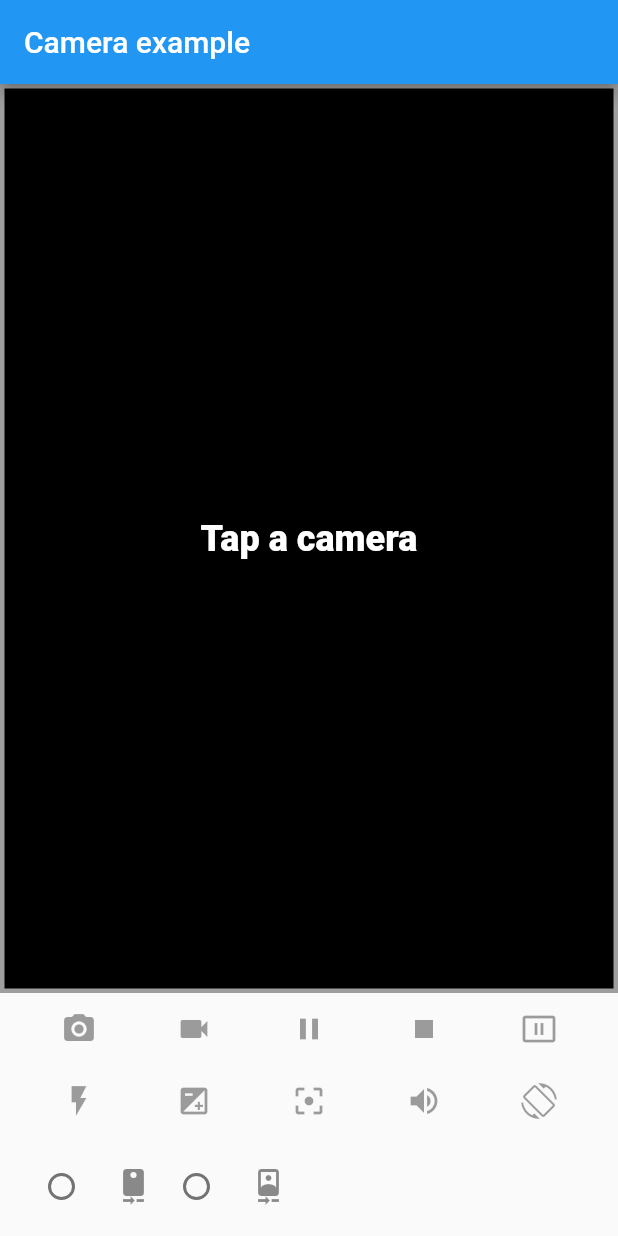
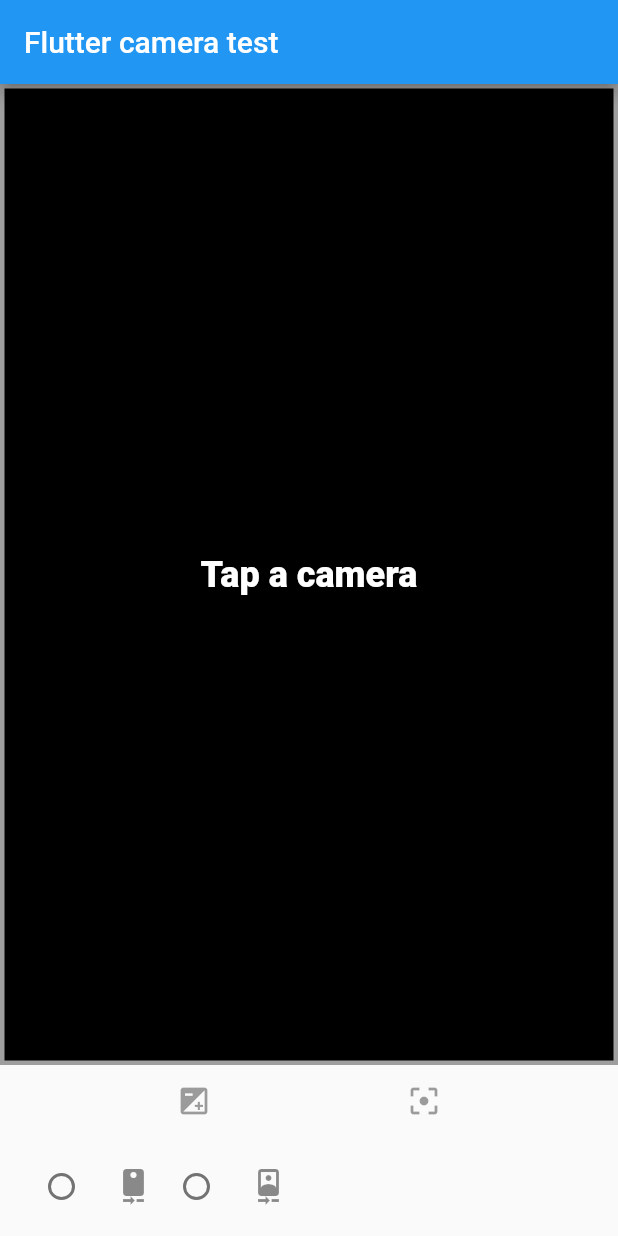
Before and after one commit to AnthonyGosselin/FlutterTest, a Flutter app: the screen it shows after launch, on a phone screen of 412 x 824 dp. Run offline on Flutter 3.47's test engine with Material 2 defaults, Android fonts, the phone set to English and light mode, and no system bars; our stand-ins replace camera, video_player.

Commit message:
Removed other buttons

```diff
--- a/lib/main.dart
+++ b/lib/main.dart
@@ -52,8 +52,8 @@ class _CameraExampleHomeState extends State<CameraExampleHome>
   double _minAvailableExposureOffset = 0.0;
   double _maxAvailableExposureOffset = 0.0;
   double _currentExposureOffset = 0.0;
-  late AnimationController _flashModeControlRowAnimationController;
-  late Animation<double> _flashModeControlRowAnimation;
+  // late AnimationController _flashModeControlRowAnimationController;
+  // late Animation<double> _flashModeControlRowAnimation;
   late AnimationController _exposureModeControlRowAnimationController;
   late Animation<double> _exposureModeControlRowAnimation;
   late AnimationController _focusModeControlRowAnimationController;
@@ -71,14 +71,14 @@ class _CameraExampleHomeState extends State<CameraExampleHome>
     super.initState();
     _ambiguate(WidgetsBinding.instance)?.addObserver(this);
 
-    _flashModeControlRowAnimationController = AnimationController(
-      duration: const Duration(milliseconds: 300),
-      vsync: this,
-    );
-    _flashModeControlRowAnimation = CurvedAnimation(
-      parent: _flashModeControlRowAnimationController,
-      curve: Curves.easeInCubic,
-    );
+    // _flashModeControlRowAnimationController = AnimationController(
+    //   duration: const Duration(milliseconds: 300),
+    //   vsync: this,
+    // );
+    // _flashModeControlRowAnimation = CurvedAnimation(
+    //   parent: _flashModeControlRowAnimationController,
+    //   curve: Curves.easeInCubic,
+    // );
     _exposureModeControlRowAnimationController = AnimationController(
       duration: const Duration(milliseconds: 300),
       vsync: this,
@@ -100,7 +100,7 @@ class _CameraExampleHomeState extends State<CameraExampleHome>
   @override
   void dispose() {
     _ambiguate(WidgetsBinding.instance)?.removeObserver(this);
-    _flashModeControlRowAnimationController.dispose();
+    // _flashModeControlRowAnimationController.dispose();
     _exposureModeControlRowAnimationController.dispose();
     super.dispose();
   }
@@ -128,7 +128,7 @@ class _CameraExampleHomeState extends State<CameraExampleHome>
     return Scaffold(
       key: _scaffoldKey,
       appBar: AppBar(
-        title: const Text('Camera example'),
+        title: const Text('Flutter camera test'),
       ),
       body: Column(
         children: <Widget>[
@@ -152,7 +152,7 @@ class _CameraExampleHomeState extends State<CameraExampleHome>
               ),
             ),
           ),
-          _captureControlRowWidget(),
+          // _captureControlRowWidget(),
           _modeControlRowWidget(),
           Padding(
             padding: const EdgeInsets.all(5.0),
@@ -270,11 +270,11 @@ class _CameraExampleHomeState extends State<CameraExampleHome>
           mainAxisAlignment: MainAxisAlignment.spaceEvenly,
           mainAxisSize: MainAxisSize.max,
           children: <Widget>[
-            IconButton(
-              icon: Icon(Icons.flash_on),
-              color: Colors.blue,
-              onPressed: controller != null ? onFlashModeButtonPressed : null,
-            ),
+            // IconButton(
+            //   icon: Icon(Icons.flash_on),
+            //   color: Colors.blue,
+            //   onPressed: controller != null ? onFlashModeButtonPressed : null,
+            // ),
             // The exposure and focus mode are currently not supported on the web.
             ...(!kIsWeb
                 ? [
@@ -293,78 +293,78 @@ class _CameraExampleHomeState extends State<CameraExampleHome>
                     )
                   ]
                 : []),
-            IconButton(
-              icon: Icon(enableAudio ? Icons.volume_up : Icons.volume_mute),
-              color: Colors.blue,
-              onPressed: controller != null ? onAudioModeButtonPressed : null,
-            ),
-            IconButton(
-              icon: Icon(controller?.value.isCaptureOrientationLocked ?? false
-                  ? Icons.screen_lock_rotation
-                  : Icons.screen_rotation),
-              color: Colors.blue,
-              onPressed: controller != null
-                  ? onCaptureOrientationLockButtonPressed
-                  : null,
-            ),
+            // IconButton(
+            //   icon: Icon(enableAudio ? Icons.volume_up : Icons.volume_mute),
+            //   color: Colors.blue,
+            //   onPressed: controller != null ? onAudioModeButtonPressed : null,
+            // ),
+            // IconButton(
+            //   icon: Icon(controller?.value.isCaptureOrientationLocked ?? false
+            //       ? Icons.screen_lock_rotation
+            //       : Icons.screen_rotation),
+            //   color: Colors.blue,
+            //   onPressed: controller != null
+            //       ? onCaptureOrientationLockButtonPressed
+            //       : null,
+            // ),
           ],
         ),
-        _flashModeControlRowWidget(),
+        // _flashModeControlRowWidget(),
         _exposureModeControlRowWidget(),
         _focusModeControlRowWidget(),
       ],
     );
   }
 
-  Widget _flashModeControlRowWidget() {
-    return SizeTransition(
-      sizeFactor: _flashModeControlRowAnimation,
-      child: ClipRect(
-        child: Row(
-          mainAxisAlignment: MainAxisAlignment.spaceEvenly,
-          mainAxisSize: MainAxisSize.max,
-          children: [
-            IconButton(
-              icon: Icon(Icons.flash_off),
-              color: controller?.value.flashMode == FlashMode.off
-                  ? Colors.orange
-                  : Colors.blue,
-              onPressed: controller != null
-                  ? () => onSetFlashModeButtonPressed(FlashMode.off)
-                  : null,
-            ),
-            IconButton(
-              icon: Icon(Icons.flash_auto),
-              color: controller?.value.flashMode == FlashMode.auto
-                  ? Colors.orange
-                  : Colors.blue,
-              onPressed: controller != null
-                  ? () => onSetFlashModeButtonPressed(FlashMode.auto)
-                  : null,
-            ),
-            IconButton(
-              icon: Icon(Icons.flash_on),
-              color: controller?.value.flashMode == FlashMode.always
-                  ? Colors.orange
-                  : Colors.blue,
-              onPressed: controller != null
-                  ? () => onSetFlashModeButtonPressed(FlashMode.always)
-                  : null,
-            ),
-            IconButton(
-              icon: Icon(Icons.highlight),
-              color: controller?.value.flashMode == FlashMode.torch
-                  ? Colors.orange
-                  : Colors.blue,
-              onPressed: controller != null
-                  ? () => onSetFlashModeButtonPressed(FlashMode.torch)
-                  : null,
-            ),
-          ],
-        ),
-      ),
-    );
-  }
+  // Widget _flashModeControlRowWidget() {
+  //   return SizeTransition(
+  //     sizeFactor: _flashModeControlRowAnimation,
+  //     child: ClipRect(
+  //       child: Row(
+  //         mainAxisAlignment: MainAxisAlignment.spaceEvenly,
+  //         mainAxisSize: MainAxisSize.max,
+  //         children: [
+  //           IconButton(
+  //             icon: Icon(Icons.flash_off),
+  //             color: controller?.value.flashMode == FlashMode.off
+  //                 ? Colors.orange
+  //                 : Colors.blue,
+  //             onPressed: controller != null
+  //                 ? () => onSetFlashModeButtonPressed(FlashMode.off)
+  //                 : null,
+  //           ),
+  //           IconButton(
+  //             icon: Icon(Icons.flash_auto),
+  //             color: controller?.value.flashMode == FlashMode.auto
+  //                 ? Colors.orange
+  //                 : Colors.blue,
+  //             onPressed: controller != null
+  //                 ? () => onSetFlashModeButtonPressed(FlashMode.auto)
+  //                 : null,
+  //           ),
+  //           IconButton(
+  //             icon: Icon(Icons.flash_on),
+  //             color: controller?.value.flashMode == FlashMode.always
+  //                 ? Colors.orange
+  //                 : Colors.blue,
+  //             onPressed: controller != null
+  //                 ? () => onSetFlashModeButtonPressed(FlashMode.always)
+  //                 : null,
+  //           ),
+  //           IconButton(
+  //             icon: Icon(Icons.highlight),
+  //             color: controller?.value.flashMode == FlashMode.torch
+  //                 ? Colors.orange
+  //                 : Colors.blue,
+  //             onPressed: controller != null
+  //                 ? () => onSetFlashModeButtonPressed(FlashMode.torch)
+  //                 : null,
+  //           ),
+  //         ],
+  //       ),
+  //     ),
+  //   );
+  // }
 
   Widget _exposureModeControlRowWidget() {
     final ButtonStyle styleAuto = TextButton.styleFrom(
@@ -505,66 +505,66 @@ class _CameraExampleHomeState extends State<CameraExampleHome>
   }
 
   /// Display the control bar with buttons to take pictures and record videos.
-  Widget _captureControlRowWidget() {
-    final CameraController? cameraController = controller;
+  // Widget _captureControlRowWidget() {
+  //   final CameraController? cameraController = controller;
 
-    return Row(
-      mainAxisAlignment: MainAxisAlignment.spaceEvenly,
-      mainAxisSize: MainAxisSize.max,
-      children: <Widget>[
-        IconButton(
-          icon: const Icon(Icons.camera_alt),
-          color: Colors.blue,
-          onPressed: cameraController != null &&
-                  cameraController.value.isInitialized &&
-                  !cameraController.value.isRecordingVideo
-              ? onTakePictureButtonPressed
-              : null,
-        ),
-        IconButton(
-          icon: const Icon(Icons.videocam),
-          color: Colors.blue,
-          onPressed: cameraController != null &&
-                  cameraController.value.isInitialized &&
-                  !cameraController.value.isRecordingVideo
-              ? onVideoRecordButtonPressed
-              : null,
-        ),
-        IconButton(
-          icon: cameraController != null &&
-                  cameraController.value.isRecordingPaused
-              ? Icon(Icons.play_arrow)
-              : Icon(Icons.pause),
-          color: Colors.blue,
-          onPressed: cameraController != null &&
-                  cameraController.value.isInitialized &&
-                  cameraController.value.isRecordingVideo
-              ? (cameraController.value.isRecordingPaused)
-                  ? onResumeButtonPressed
-                  : onPauseButtonPressed
-              : null,
-        ),
-        IconButton(
-          icon: const Icon(Icons.stop),
-          color: Colors.red,
-          onPressed: cameraController != null &&
-                  cameraController.value.isInitialized &&
-                  cameraController.value.isRecordingVideo
-              ? onStopButtonPressed
-              : null,
-        ),
-        IconButton(
-          icon: const Icon(Icons.pause_presentation),
-          color:
-              cameraController != null && cameraController.value.isPreviewPaused
-                  ? Colors.red
-                  : Colors.blue,
-          onPressed:
-              cameraController == null ? null : onPausePreviewButtonPressed,
-        ),
-      ],
-    );
-  }
+  //   return Row(
+  //     mainAxisAlignment: MainAxisAlignment.spaceEvenly,
+  //     mainAxisSize: MainAxisSize.max,
+  //     children: <Widget>[
+  //       IconButton(
+  //         icon: const Icon(Icons.camera_alt),
+  //         color: Colors.blue,
+  //         onPressed: cameraController != null &&
+  //                 cameraController.value.isInitialized &&
+  //                 !cameraController.value.isRecordingVideo
+  //             ? onTakePictureButtonPressed
+  //             : null,
+  //       ),
+  //       IconButton(
+  //         icon: const Icon(Icons.videocam),
+  //         color: Colors.blue,
+  //         onPressed: cameraController != null &&
+  //                 cameraController.value.isInitialized &&
+  //                 !cameraController.value.isRecordingVideo
+  //             ? onVideoRecordButtonPressed
+  //             : null,
+  //       ),
+  //       IconButton(
+  //         icon: cameraController != null &&
+  //                 cameraController.value.isRecordingPaused
+  //             ? Icon(Icons.play_arrow)
+  //             : Icon(Icons.pause),
+  //         color: Colors.blue,
+  //         onPressed: cameraController != null &&
+  //                 cameraController.value.isInitialized &&
+  //                 cameraController.value.isRecordingVideo
+  //             ? (cameraController.value.isRecordingPaused)
+  //                 ? onResumeButtonPressed
+  //                 : onPauseButtonPressed
+  //             : null,
+  //       ),
+  //       IconButton(
+  //         icon: const Icon(Icons.stop),
+  //         color: Colors.red,
+  //         onPressed: cameraController != null &&
+  //                 cameraController.value.isInitialized &&
+  //                 cameraController.value.isRecordingVideo
+  //             ? onStopButtonPressed
+  //             : null,
+  //       ),
+  //       IconButton(
+  //         icon: const Icon(Icons.pause_presentation),
+  //         color:
+  //             cameraController != null && cameraController.value.isPreviewPaused
+  //                 ? Colors.red
+  //                 : Colors.blue,
+  //         onPressed:
+  //             cameraController == null ? null : onPausePreviewButtonPressed,
+  //       ),
+  //     ],
+  //   );
+  // }
 
   /// Display a row of toggle to select the camera (or a message if no camera is available).
   Widget _cameraTogglesRowWidget() {
@@ -690,22 +690,22 @@ class _CameraExampleHomeState extends State<CameraExampleHome>
     });
   }
 
-  void onFlashModeButtonPressed() {
-    if (_flashModeControlRowAnimationController.value == 1) {
-      _flashModeControlRowAnimationController.reverse();
-    } else {
-      _flashModeControlRowAnimationController.forward();
-      _exposureModeControlRowAnimationController.reverse();
-      _focusModeControlRowAnimationController.reverse();
-    }
-  }
+  // void onFlashModeButtonPressed() {
+  //   if (_flashModeControlRowAnimationController.value == 1) {
+  //     _flashModeControlRowAnimationController.reverse();
+  //   } else {
+  //     _flashModeControlRowAnimationController.forward();
+  //     _exposureModeControlRowAnimationController.reverse();
+  //     _focusModeControlRowAnimationController.reverse();
+  //   }
+  // }
 
   void onExposureModeButtonPressed() {
     if (_exposureModeControlRowAnimationController.value == 1) {
       _exposureModeControlRowAnimationController.reverse();
     } else {
       _exposureModeControlRowAnimationController.forward();
-      _flashModeControlRowAnimationController.reverse();
+      // _flashModeControlRowAnimationController.reverse();
       _focusModeControlRowAnimationController.reverse();
     }
   }
@@ -715,35 +715,35 @@ class _CameraExampleHomeState extends State<CameraExampleHome>
       _focusModeControlRowAnimationController.reverse();
     } else {
       _focusModeControlRowAnimationController.forward();
-      _flashModeControlRowAnimationController.reverse();
+      // _flashModeControlRowAnimationController.reverse();
       _exposureModeControlRowAnimationController.reverse();
     }
   }
 
-  void onAudioModeButtonPressed() {
-    enableAudio = !enableAudio;
-    if (controller != null) {
-      onNewCameraSelected(controller!.description);
-    }
-  }
+  // void onAudioModeButtonPressed() {
+  //   enableAudio = !enableAudio;
+  //   if (controller != null) {
+  //     onNewCameraSelected(controller!.description);
+  //   }
+  // }
 
-  void onCaptureOrientationLockButtonPressed() async {
-    try {
-      if (controller != null) {
-        final CameraController cameraController = controller!;
-        if (cameraController.value.isCaptureOrientationLocked) {
-          await cameraController.unlockCaptureOrientation();
-          showInSnackBar('Capture orientation unlocked');
-        } else {
-          await cameraController.lockCaptureOrientation();
-          showInSnackBar(
-              'Capture orientation locked to ${cameraController.value.lockedCaptureOrientation.toString().split('.').last}');
-        }
-      }
-    } on CameraException catch (e) {
-      _showCameraException(e);
-    }
-  }
+  // void onCaptureOrientationLockButtonPressed() async {
+  //   try {
+  //     if (controller != null) {
+  //       final CameraController cameraController = controller!;
+  //       if (cameraController.value.isCaptureOrientationLocked) {
+  //         await cameraController.unlockCaptureOrientation();
+  //         showInSnackBar('Capture orientation unlocked');
+  //       } else {
+  //         await cameraController.lockCaptureOrientation();
+  //         showInSnackBar(
+  //             'Capture orientation locked to ${cameraController.value.lockedCaptureOrientation.toString().split('.').last}');
+  //       }
+  //     }
+  //   } on CameraException catch (e) {
+  //     _showCameraException(e);
+  //   }
+  // }
 
   void onSetFlashModeButtonPressed(FlashMode mode) {
     setFlashMode(mode).then((_) {
```
